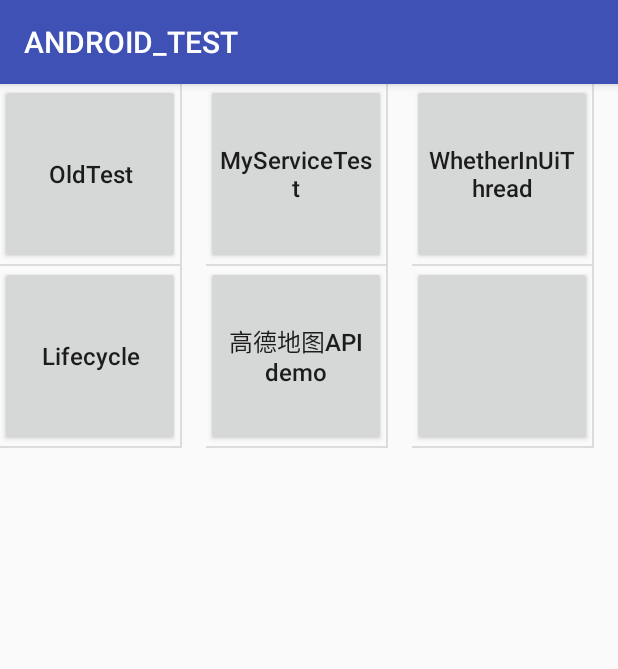
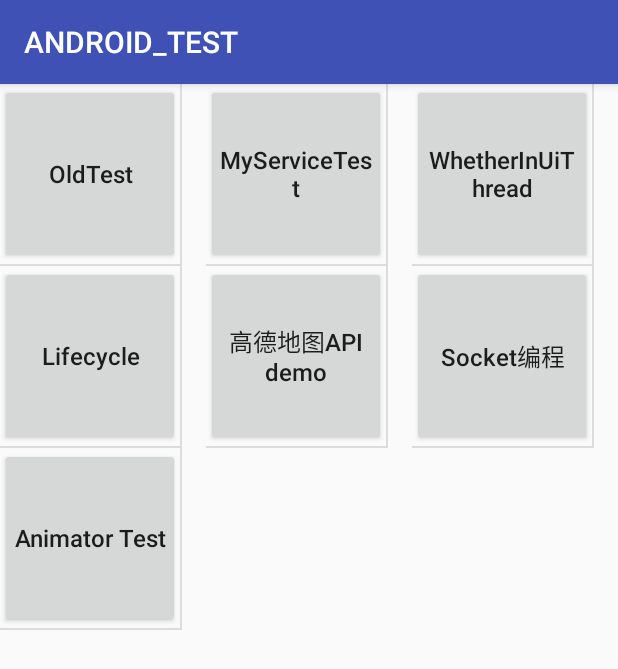
Before and after one commit to Seckawijoki/Seckawijoki_ANDROID_TEST, an Android app: the screen it shows after launch (MainActivity), on a phone screen of 412 x 824 dp. Shown: the top 669 px of the screen. Run offline under Robolectric (Android 15) with nearby library versions, the light colour scheme and no system bars.

Commit message:
AnimatorTest

```diff
--- a/app/build.gradle
+++ b/app/build.gradle
@@ -6,7 +6,7 @@ android {
     buildToolsVersion "26.0.2"
     defaultConfig {
         applicationId "com.seckawijoki.android_test"
-        minSdkVersion 18
+        minSdkVersion 15
         targetSdkVersion 26
         versionCode 1
         versionName "1.0.0"
@@ -38,7 +38,7 @@ dependencies {
     })
     compile 'com.android.support:appcompat-v7:26.1.0'
     compile 'com.android.support:design:26.1.0'
-    compile 'com.android.support.constraint:constraint-layout:1.0.2'
+    compile 'com.android.support.constraint:constraint-layout:1.1.0'
     androidTestCompile 'junit:junit:4.12'
     compile 'com.xiaoleilu:hutool-all:3.0.9'
     //注解库 用于生成application类 provided编译不打包
@@ -51,4 +51,6 @@ dependencies {
     //tinker's main Android lib
     //    compile('com.tencent.tinker:tinker-android-lib:1.9.1')
     compile files('libs/Android_Map3D_SDK_V6.1.0_20180330.jar')
+//    compile 'com.jakewharton:butterknife:8.8.1'
+//    compile 'com.jakewharton:butterknife-compiler:8.8.1'
 }
--- a/app/src/main/java/com/seckawijoki/android_test/adapters/MainAdapter.java
+++ b/app/src/main/java/com/seckawijoki/android_test/adapters/MainAdapter.java
@@ -40,6 +40,9 @@ public final class MainAdapter
       case Activities.SOCKET_PROGRAMMING:
         mActivity.startActivity(new Intent(IntentActions.SOCKET_PROGRAMMING));
         break;
+      case Activities.ANIMATOR_TEST:
+        mActivity.startActivity(new Intent(IntentActions.ANIMATOR_TEST));
+        break;
     }
   }
 
@@ -50,7 +53,8 @@ public final class MainAdapter
     int LIFECYCLE = 3;
     int AMAP_TEST = 4;
     int SOCKET_PROGRAMMING = 5;
-    int count = 6;
+    int ANIMATOR_TEST = 6;
+    int count = 7;
   }
   private Activity mActivity;
   private String[] mNames;
--- a/app/src/main/java/com/seckawijoki/android_test/constants/IntentActions.java
+++ b/app/src/main/java/com/seckawijoki/android_test/constants/IntentActions.java
@@ -18,4 +18,5 @@ public interface IntentActions {
   String DISPATCH_TEST = BASE + "DISPATCH_TEST";
   String AMAP_TEST = BASE + "AMAP_TEST";
   String SOCKET_PROGRAMMING = BASE + "SOCKET_PROGRAMMING";
+  String ANIMATOR_TEST = BASE + "ANIMATOR_TEST";
 }
--- a/app/src/main/res/values/colors.xml
+++ b/app/src/main/res/values/colors.xml
@@ -3,4 +3,6 @@
     <color name="colorPrimary">#3F51B5</color>
     <color name="colorPrimaryDark">#303F9F</color>
     <color name="colorAccent">#FF4081</color>
+
+    <color name="white">#FFFFFF</color>
 </resources>
--- a/app/src/main/res/values/dimens.xml
+++ b/app/src/main/res/values/dimens.xml
@@ -16,4 +16,8 @@
     <dimen name="main_activities_btn_height">@dimen/main_activities_btn_width</dimen>
     <dimen name="main_activities_btn_padding">8dp</dimen>
     <dimen name="main_activities_btn_text_size">16sp</dimen>
+
+    <!-- AnimatorTestActivity -->
+    <dimen name="animator_test_btn_animated_padding">8dp</dimen>
+
 </resources>
--- a/app/src/main/res/values/string_array.xml
+++ b/app/src/main/res/values/string_array.xml
@@ -5,6 +5,8 @@
         <item>WhetherInUiThread</item>
         <item>Lifecycle</item>
         <item>高德地图API demo</item>
+        <item>Socket编程</item>
+        <item>Animator Test</item>
     </string-array>
 
 
```
Also changed, not shown: app/src/main/AndroidManifest.xml (+8 -0 lines), app/src/main/res/values/strings.xml (+11 -0 lines).
